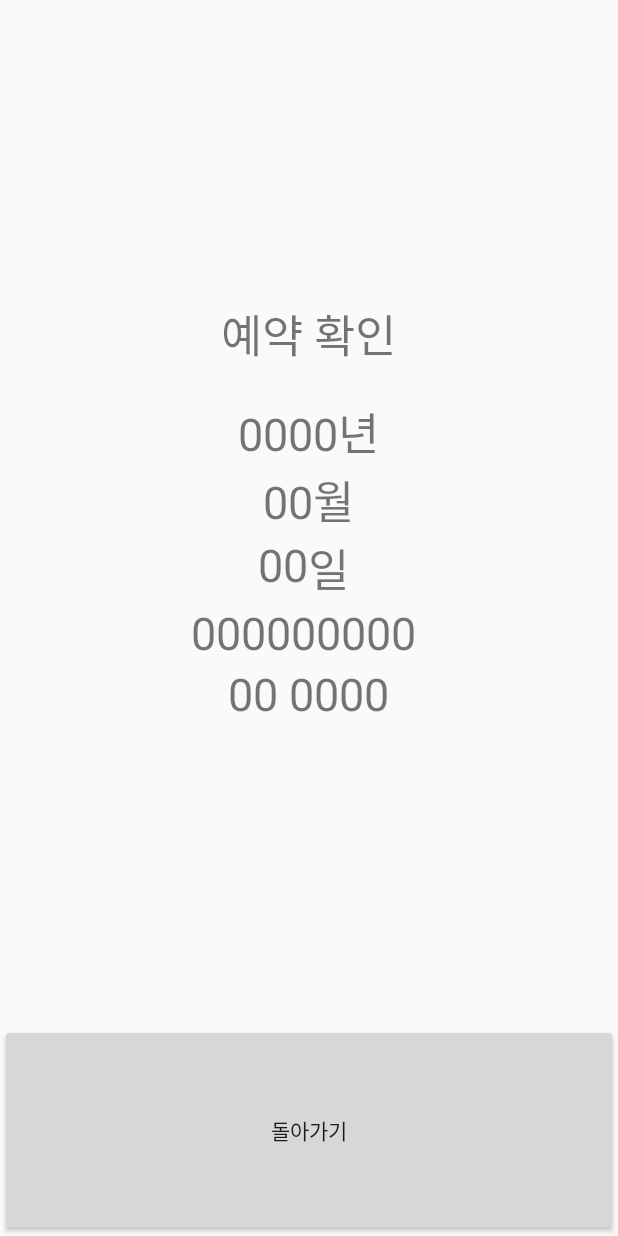
After one commit to JiYeon0203/android_mobile_project, an Android app: the layout six.xml on its own in the app's theme, with its tools: preview values and no code run, on a phone screen of 412 x 824 dp. The commit adds this screen. Run offline under Robolectric (Android 15) with nearby library versions, the phone set to English and light mode, and no system bars; network calls fail.

Commit message:
06-10 update

```diff
--- /dev/null
+++ b/app/src/main/res/layout/six.xml
@@ -0,0 +1,101 @@
+<?xml version="1.0" encoding="utf-8"?>
+<LinearLayout xmlns:android="http://schemas.android.com/apk/res/android"
+    android:layout_width="match_parent"
+    android:layout_height="match_parent"
+    android:orientation="vertical"
+    android:layout_weight="1">
+    <TextView
+        android:layout_width="wrap_content"
+        android:layout_height="wrap_content"
+        android:text="예약 확인"
+        android:textSize="30dp"
+        android:layout_marginTop="200dp"
+        android:layout_marginBottom="20dp"
+        android:layout_gravity="center">
+    </TextView>
+    <LinearLayout
+        android:layout_width="wrap_content"
+        android:layout_height="wrap_content"
+        android:layout_gravity="center">
+        <TextView
+            android:id="@+id/tvYear"
+            android:layout_width="wrap_content"
+            android:layout_height="wrap_content"
+            android:text="0000"
+            android:textSize="30dp">
+        </TextView>
+        <TextView
+            android:layout_width="wrap_content"
+            android:layout_height="wrap_content"
+            android:text="년"
+            android:textSize="30dp">
+        </TextView>
+    </LinearLayout>
+
+    <LinearLayout
+        android:layout_width="wrap_content"
+        android:layout_height="wrap_content"
+        android:layout_gravity="center">
+        <TextView
+            android:id="@+id/tvMonth"
+            android:layout_width="wrap_content"
+            android:layout_height="wrap_content"
+            android:text="00"
+            android:textSize="30dp">
+        </TextView>
+        <TextView
+            android:layout_width="wrap_content"
+            android:layout_height="wrap_content"
+            android:text="월"
+            android:textSize="30dp">
+        </TextView>
+    </LinearLayout>
+
+    <LinearLayout
+        android:layout_width="wrap_content"
+        android:layout_height="wrap_content"
+        android:layout_gravity="center">
+        <TextView
+            android:id="@+id/tvDay"
+            android:layout_width="wrap_content"
+            android:layout_height="wrap_content"
+            android:text="00"
+            android:textSize="30dp">
+        </TextView>
+        <TextView
+            android:layout_width="wrap_content"
+            android:layout_height="wrap_content"
+            android:text="일 "
+            android:textSize="30dp"
+            android:layout_gravity="center">
+        </TextView>
+    </LinearLayout>
+
+    <TextView
+        android:id="@+id/tvh"
+        android:layout_width="wrap_content"
+        android:layout_height="wrap_content"
+        android:text="000000000 "
+        android:textSize="30dp"
+        android:layout_gravity="center">
+    </TextView>
+
+    <TextView
+        android:id="@+id/tv12"
+        android:layout_width="wrap_content"
+        android:layout_height="wrap_content"
+        android:text="00 0000"
+        android:textSize="30dp"
+        android:layout_gravity="center">
+    </TextView>
+
+    <Button
+        android:id="@+id/btn"
+        android:layout_width="match_parent"
+        android:layout_height="wrap_content"
+        android:layout_marginTop="200dp"
+        android:text="돌아가기"
+        android:layout_weight="1">
+    </Button>
+
+</LinearLayout>
```
Also changed, not shown: app/src/main/java/com/baewha/androidmyproject/FourActivity.java (+9 -14 lines), app/src/main/java/com/baewha/androidmyproject/SixActivity.java (added, +58 -0 lines).
